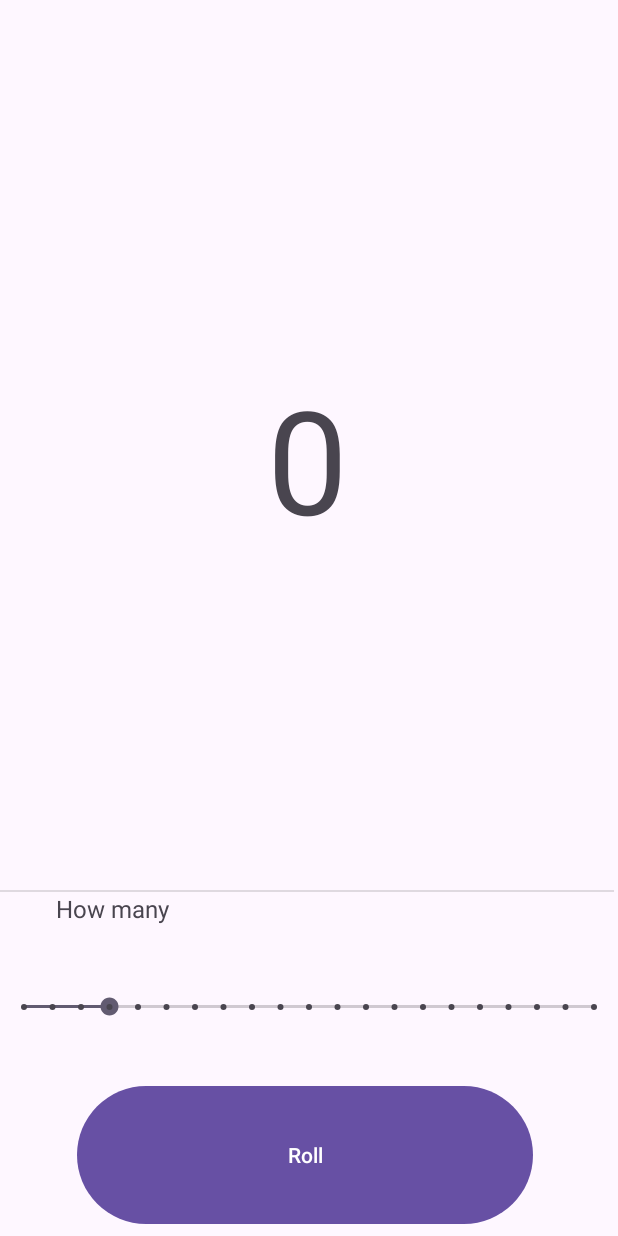
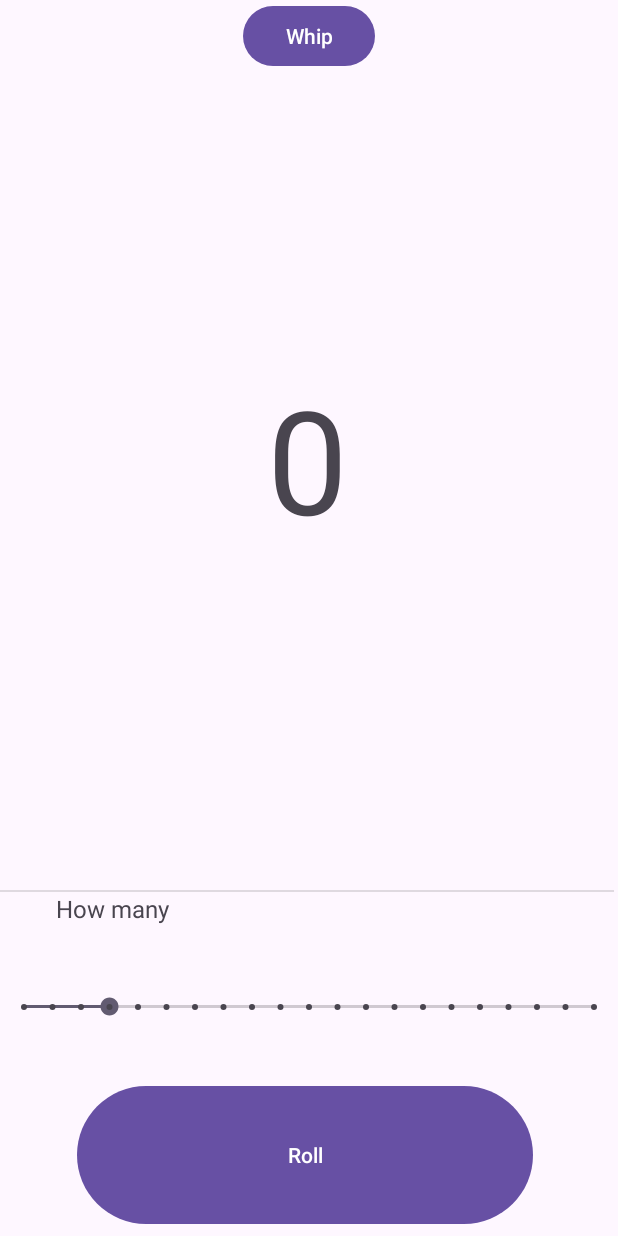
Before and after one commit to knifofia/android_app, an Android app: the screen it shows after launch (MainActivity), on a phone screen of 412 x 824 dp. Run offline under Robolectric (Android 15) with nearby library versions, the phone set to English and light mode, and no system bars.

Commit message:
add whip

```diff
--- a/app/build.gradle.kts
+++ b/app/build.gradle.kts
@@ -36,7 +36,7 @@ android {
 }
 
 dependencies {
-
+    implementation("com.google.android.material:material:1.9.0")
     implementation(libs.androidx.core.ktx)
     implementation(libs.androidx.appcompat)
     implementation(libs.material)
--- a/app/src/main/AndroidManifest.xml
+++ b/app/src/main/AndroidManifest.xml
@@ -13,6 +13,9 @@
         android:theme="@style/Theme.Menu"
         tools:targetApi="31">
         <activity
+            android:name=".WhipActivity"
+            android:exported="false" />
+        <activity
             android:name=".MainActivity"
             android:exported="true">
             <intent-filter>
--- a/app/src/main/java/knifofia/menu/MainActivity.kt
+++ b/app/src/main/java/knifofia/menu/MainActivity.kt
@@ -1,5 +1,6 @@
 package knifofia.menu
 
+import android.content.Intent
 import android.os.Bundle
 import android.widget.Button
 import android.widget.SeekBar
@@ -30,5 +31,15 @@ class MainActivity : AppCompatActivity() {
             val rand = Random.nextInt(seekBar.progress)+1
             resultsTextView.text = rand.toString()
         }
+
+        this.initWhipActivityButton()
+    }
+
+    private fun initWhipActivityButton() {
+        val btnWhipActivity = findViewById<Button>(R.id.btnWhipActivity)
+        btnWhipActivity.setOnClickListener {
+            val intent = Intent(this, WhipActivity::class.java)
+            startActivity(intent)
+        }
     }
 }
--- a/app/src/main/res/layout/activity_main.xml
+++ b/app/src/main/res/layout/activity_main.xml
@@ -60,4 +60,13 @@
         app:layout_constraintTop_toTopOf="parent"
         app:layout_constraintVertical_bias="0.52" />
 
+    <Button
+        android:id="@+id/btnWhipActivity"
+        android:layout_width="wrap_content"
+        android:layout_height="wrap_content"
+        android:text="Whip"
+        app:layout_constraintEnd_toEndOf="parent"
+        app:layout_constraintStart_toStartOf="parent"
+        app:layout_constraintTop_toTopOf="parent" />
+
 </androidx.constraintlayout.widget.ConstraintLayout>
```
Also changed, not shown: app/src/main/java/knifofia/menu/ShakeDetector.kt (added, +63 -0 lines), app/src/main/java/knifofia/menu/WhipActivity.kt (added, +57 -0 lines), app/src/main/res/layout/activity_whip.xml (added, +20 -0 lines), 1 other file.
